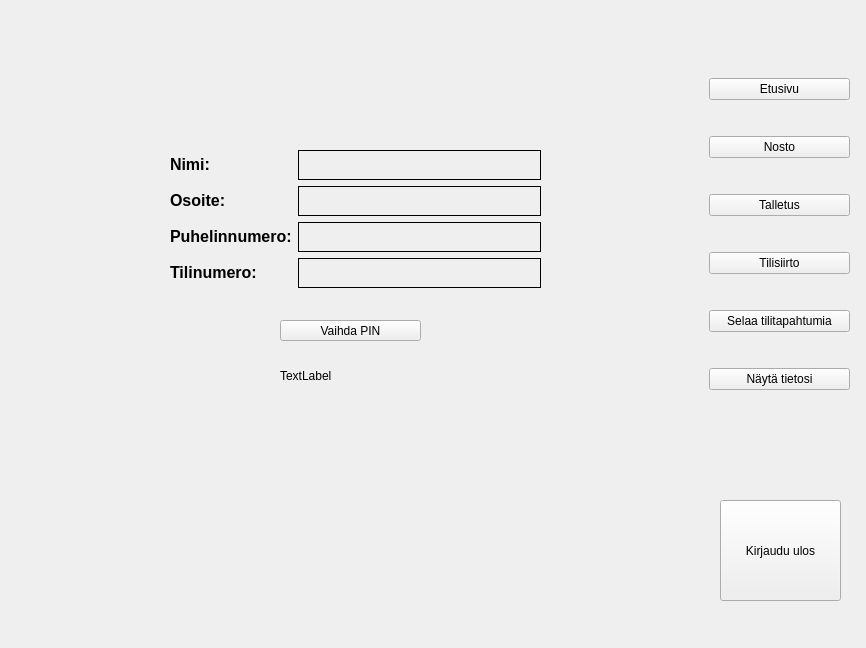
Before: the Qt Designer form bankautomat/mainwindow.ui in bank-2022/group7, drawn with Qt 5.
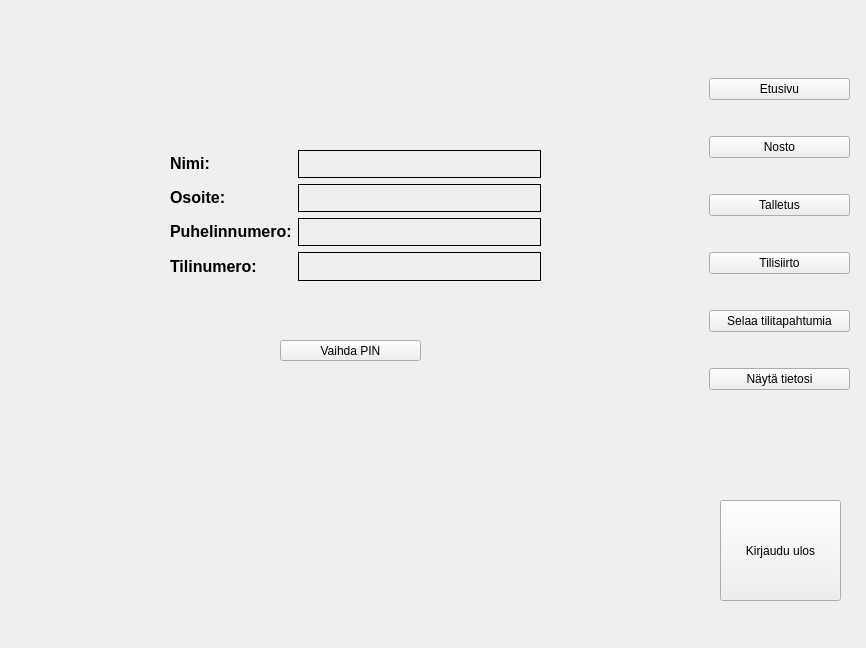
After: the same form once the commit is applied. The open tabs and pages were chosen to show the change.

Patch:
```diff
--- a/bankautomat/mainwindow.ui
+++ b/bankautomat/mainwindow.ui
@@ -204,7 +204,7 @@
       <property name="geometry">
        <rect>
         <x>270</x>
-        <y>300</y>
+        <y>320</y>
         <width>141</width>
         <height>21</height>
        </rect>
@@ -219,7 +219,7 @@
         <x>160</x>
         <y>130</y>
         <width>371</width>
-        <height>141</height>
+        <height>131</height>
        </rect>
       </property>
       <layout class="QFormLayout" name="formLayout">
@@ -297,13 +297,13 @@
       <property name="geometry">
        <rect>
         <x>270</x>
-        <y>340</y>
+        <y>270</y>
         <width>141</width>
         <height>31</height>
        </rect>
       </property>
       <property name="text">
-       <string>TextLabel</string>
+       <string/>
       </property>
      </widget>
     </widget>
```
